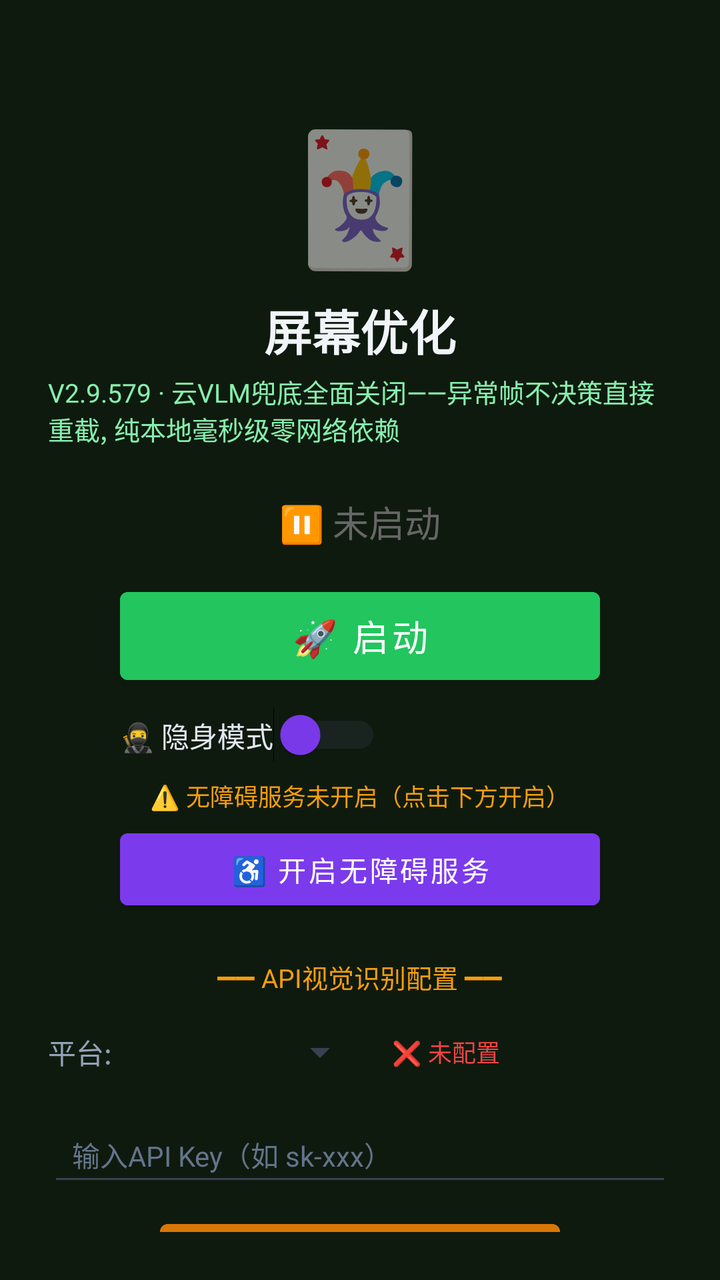
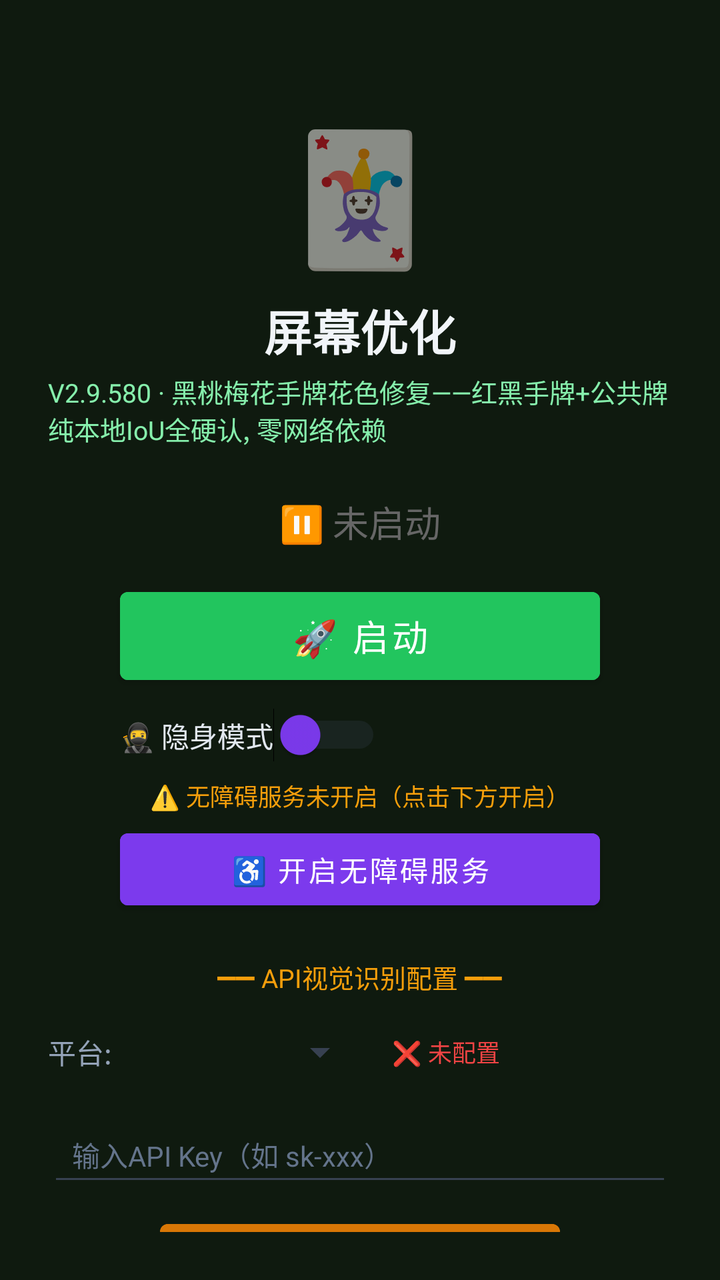

Before-and-after screenshots of an Android layout around one commit, followed by the original layout XML and the change that was made.
<!-- AndroidManifest.xml: activity theme Theme.MjScreenshot -->
<!-- res/layout/activity_main.xml -->
<?xml version="1.0" encoding="utf-8"?>
<LinearLayout xmlns:android="http://schemas.android.com/apk/res/android"
    android:layout_width="match_parent"
    android:layout_height="match_parent"
    android:orientation="vertical"
    android:background="#0f1a0f"
    android:padding="24dp"
    android:gravity="center_horizontal">

    <TextView
        android:layout_width="wrap_content"
        android:layout_height="wrap_content"
        android:text="🃏"
        android:textSize="64sp"
        android:layout_marginTop="30dp" />

    <TextView
        android:layout_width="wrap_content"
        android:layout_height="wrap_content"
        android:text="屏幕优化"
        android:textSize="24sp"
        android:textColor="#f1f5f9"
        android:textStyle="bold"
        android:layout_marginTop="8dp" />

    <TextView
        android:layout_width="wrap_content"
        android:layout_height="wrap_content"
        android:text="V2.9.579 · 云VLM兜底全面关闭——异常帧不决策直接重截, 纯本地毫秒级零网络依赖"
        android:textSize="13sp"
        android:textColor="#86efac"
        android:layout_marginTop="4dp" />

    <TextView
        android:id="@+id/tvStatus"
        android:layout_width="wrap_content"
        android:layout_height="wrap_content"
        android:text="⏸ 未启动"
        android:textSize="18sp"
        android:textColor="#666666"
        android:layout_marginTop="24dp" />

    <Button
        android:id="@+id/btnStart"
        android:layout_width="240dp"
        android:layout_height="56dp"
        android:text="🚀 启动"
        android:textSize="18sp"
        android:textColor="#ffffff"
        android:backgroundTint="#22c55e"
        android:layout_marginTop="16dp" />

    <Button
        android:id="@+id/btnHelper"
        android:layout_width="240dp"
        android:layout_height="56dp"
        android:text="🃏 打开智囊"
        android:textSize="16sp"
        android:textColor="#ffffff"
        android:backgroundTint="#16a34a"
        android:layout_marginTop="12dp"
        android:visibility="gone" />

    
    <LinearLayout
        android:layout_width="240dp"
        android:layout_height="wrap_content"
        android:orientation="horizontal"
        android:gravity="center_vertical"
        android:layout_marginTop="8dp">

        <Switch
            android:id="@+id/switchStealth"
            android:layout_width="wrap_content"
            android:layout_height="wrap_content"
            android:text="🥷 隐身模式"
            android:textColor="#e2e8f0"
            android:textSize="14sp"
            android:thumbTint="#7c3aed"
            android:trackTint="#374151" />
    </LinearLayout>

    <TextView
        android:id="@+id/tvAccessibilityStatus"
        android:layout_width="wrap_content"
        android:layout_height="wrap_content"
        android:text="⚠️ 无障碍服务未开启（点击下方开启）"
        android:textSize="12sp"
        android:textColor="#f59e0b"
        android:layout_marginTop="8dp"
        android:gravity="center" />

    <Button
        android:id="@+id/btnAccessibility"
        android:layout_width="240dp"
        android:layout_height="48dp"
        android:text="♿ 开启无障碍服务"
        android:textSize="14sp"
        android:textColor="#ffffff"
        android:backgroundTint="#7c3aed"
        android:layout_marginTop="4dp" />

    <TextView
        android:layout_width="wrap_content"
        android:layout_height="wrap_content"
        android:text="━━ API视觉识别配置 ━━"
        android:textSize="13sp"
        android:textColor="#f59e0b"
        android:layout_marginTop="20dp" />

    <LinearLayout
        android:layout_width="match_parent"
        android:layout_height="wrap_content"
        android:orientation="horizontal"
        android:layout_marginTop="8dp"
        android:gravity="center_vertical">

        <TextView
            android:layout_width="wrap_content"
            android:layout_height="wrap_content"
            android:text="平台:"
            android:textSize="14sp"
            android:textColor="#94a3b8" />

        <Spinner
            android:id="@+id/spinnerProvider"
            android:layout_width="120dp"
            android:layout_height="40dp"
            android:layout_marginStart="8dp"
            android:backgroundTint="#374151" />

        <TextView
            android:id="@+id/tvApiStatus"
            android:layout_width="wrap_content"
            android:layout_height="wrap_content"
            android:text="❌ 未配置"
            android:textSize="12sp"
            android:textColor="#ef4444"
            android:layout_marginStart="12dp" />
    </LinearLayout>

    <EditText
        android:id="@+id/etApiKey"
        android:layout_width="match_parent"
        android:layout_height="44dp"
        android:hint="输入API Key（如 sk-xxx）"
        android:textSize="14sp"
        android:textColor="#e2e8f0"
        android:textColorHint="#64748b"
        android:backgroundTint="#374151"
        android:inputType="textPassword"
        android:layout_marginTop="8dp"
        android:paddingStart="12dp"
        android:paddingEnd="12dp" />

    <Button
        android:id="@+id/btnSaveApi"
        android:layout_width="200dp"
        android:layout_height="44dp"
        android:text="💾 保存API配置"
        android:textSize="14sp"
        android:textColor="#ffffff"
        android:backgroundTint="#d97706"
        android:layout_marginTop="8dp" />

    <TextView
        android:id="@+id/tvHint"
        android:layout_width="wrap_content"
        android:layout_height="wrap_content"
        android:text="先点上方按钮启动截屏"
        android:textSize="13sp"
        android:textColor="#666666"
        android:layout_marginTop="12dp"
        android:gravity="center" />

    <TextView
        android:layout_width="wrap_content"
        android:layout_height="wrap_content"
        android:text="使用步骤：\n1. 配置API Key（支持OpenAI/通义千问VL/硅基流动）\n2. 点「开启无障碍服务」→ 开启\n3. 开启「🥷隐身模式」(反检测)\n4. 点「启动」→ 允许悬浮窗\n5. 打牌时点屏幕上的🎯悬浮球即可截屏识别\n★ 拖动悬浮球可移到不挡牌的位置 ★\n★ 长按悬浮球可展开/收起详细面板 ★\n★ 悬浮球边框颜色=建议：绿=加注 橙=跟注 红=弃牌 ★"
        android:textSize="12sp"
        android:textColor="#64748b"
        android:layout_marginTop="12dp"
        android:lineSpacingExtra="3dp" />

</LinearLayout>
<!-- resources referenced by this layout -->
<resources>
  <style name="Theme.MjScreenshot" parent="Theme.MaterialComponents.DayNight.DarkActionBar">
          <item name="colorPrimary">#1e40af</item>
          <item name="colorPrimaryVariant">#1e3a8a</item>
          <item name="colorOnPrimary">#ffffff</item>
          <item name="android:statusBarColor">#0f172a</item>
      </style>
</resources>

<!-- the commit's change to res/layout/activity_main.xml (unified diff, before → after) -->
@@ -26,7 +26,7 @@
     <TextView
         android:layout_width="wrap_content"
         android:layout_height="wrap_content"
-        android:text="V2.9.579 · 云VLM兜底全面关闭——异常帧不决策直接重截, 纯本地毫秒级零网络依赖"
+        android:text="V2.9.580 · 黑桃梅花手牌花色修复——红黑手牌+公共牌纯本地IoU全硬认, 零网络依赖"
         android:textSize="13sp"
         android:textColor="#86efac"
         android:layout_marginTop="4dp" />
